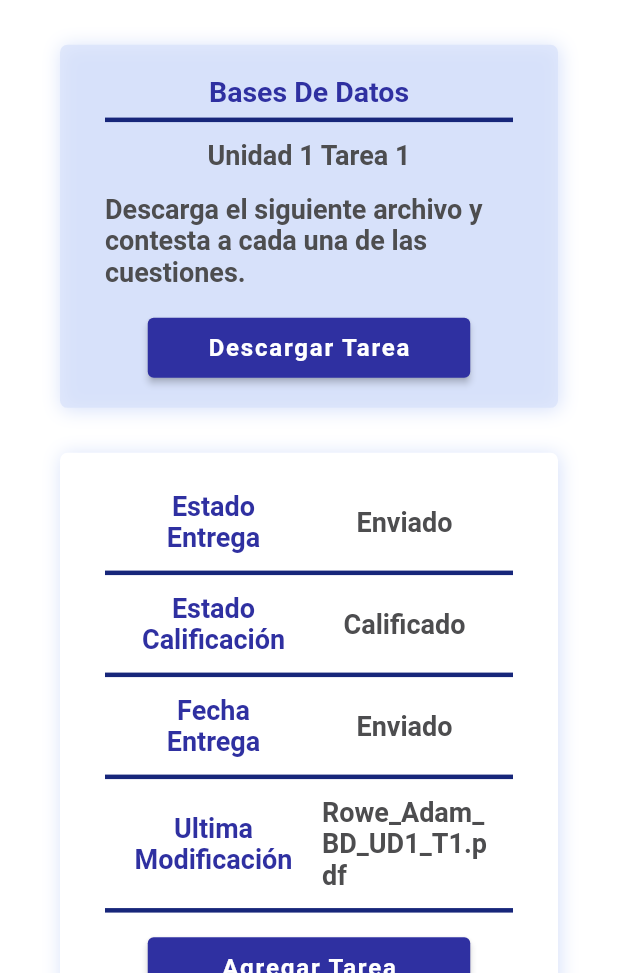
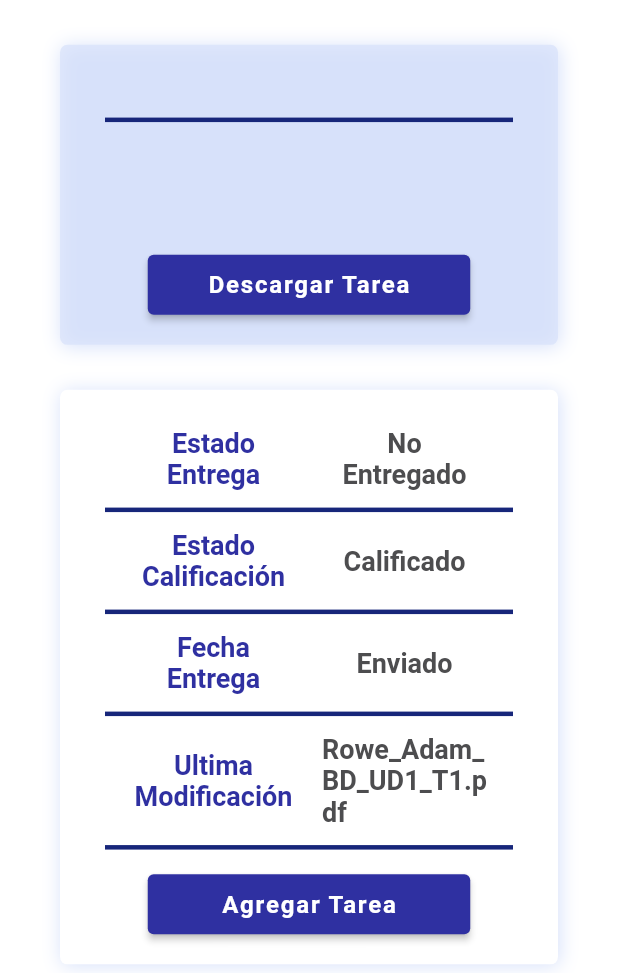
Before and after one commit to shistastic/CesurCampusOnline, a Flutter app: the UserContent screen opened directly with empty values, on a phone screen of 412 x 824 dp, the part 263-1236 px from its top. Run offline on Flutter 3.47's test engine with Material 2 defaults, Android fonts, the phone set to English and light mode, and no system bars; our stand-ins replace another_flushbar, sqflite; missing offline and left inert: stripe_payment; accounts and stored records are empty; network calls fail.

Commit message:
Content Data Added

```diff
--- /dev/null
+++ b/lib/models/content_model.dart
@@ -0,0 +1,32 @@
+import 'package:sqflite/sqflite.dart';
+
+
+class Content {
+  int? id;
+  String? title;
+  String? description;
+  String? content;
+  int? subject_id;
+  String? subject_name;
+  bool? state;
+
+  Content({
+    this.id,
+    required this.content,
+    required this.title,
+    required this.description,
+    required this.subject_id,
+    required this.subject_name,
+    required this.state,
+  });
+
+  Map<String, dynamic> toMap() {
+    return {
+      'id': id,
+      'content': content,
+      'title': title,
+      'subjectId': subject_id,
+      'subjectName': subject_name
+    };
+  }
+}
--- a/lib/screens/content.dart
+++ b/lib/screens/content.dart
@@ -1,4 +1,5 @@
 import 'package:cesurcampusonline/data/constants.dart';
+import 'package:cesurcampusonline/models/content_model.dart';
 import 'package:cesurcampusonline/models/user_model.dart';
 import 'package:cesurcampusonline/screens/module_payment.dart';
 import 'package:cesurcampusonline/widgets/appBar.dart';
@@ -10,8 +11,9 @@ import 'package:flutter/material.dart';
 class UserContent extends StatefulWidget {
 
   User user;
+  Content content;
 
-  UserContent(this.user);
+  UserContent(this.user, this.content);
 
   @override
   _UserContentState createState() => _UserContentState();
@@ -54,7 +56,7 @@ class _UserContentState extends State<UserContent> {
                       padding: EdgeInsets.symmetric(vertical: 20, horizontal: 30),
                       child: Column(
                         children: <Widget>[
-                          Text('Bases De Datos',
+                          Text(widget.content.subject_name!,
                             style: TextStyle(
                               color: CustomColors.darkBlue,
                               fontWeight: FontWeight.bold,
@@ -68,7 +70,7 @@ class _UserContentState extends State<UserContent> {
                           ),
                           Padding(
                             padding: EdgeInsets.symmetric(vertical: 5),
-                            child: Text('Unidad 1 Tarea 1',
+                            child: Text(widget.content.title!,
                               style: TextStyle(
                                 color: CustomColors.darkGrey,
                                 fontWeight: FontWeight.bold,
@@ -79,7 +81,7 @@ class _UserContentState extends State<UserContent> {
                           ),
                           Padding(
                             padding: EdgeInsets.symmetric(vertical: 10),
-                            child: Text('Descarga el siguiente archivo y contesta a cada una de las cuestiones.',
+                            child: Text(widget.content.description!,
                               style: TextStyle(
                                 color: CustomColors.darkGrey,
                                 fontWeight: FontWeight.bold,
@@ -167,7 +169,14 @@ class _UserContentState extends State<UserContent> {
                                 padding: EdgeInsets.symmetric(vertical: 5),
                                 child: Container(
                                   width: 110,
-                                  child: Text('Enviado',
+                                  child: widget.content.state! ? Text('Entregado',
+                                    style: TextStyle(
+                                      color: CustomColors.darkGrey,
+                                      fontWeight: FontWeight.bold,
+                                      fontSize: 18,
+                                    ),
+                                    textAlign: TextAlign.center,
+                                  ) : Text('No Entregado',
                                     style: TextStyle(
                                       color: CustomColors.darkGrey,
                                       fontWeight: FontWeight.bold,
```
Also changed, not shown: lib/screens/student_home.dart (+17 -1 lines).
